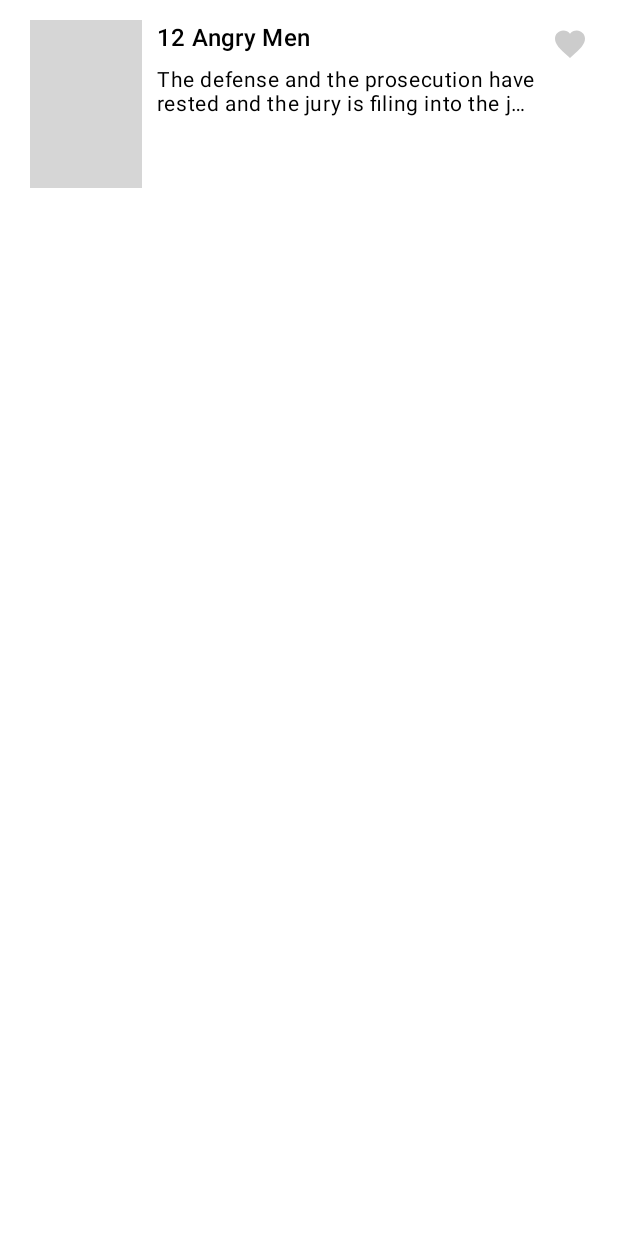
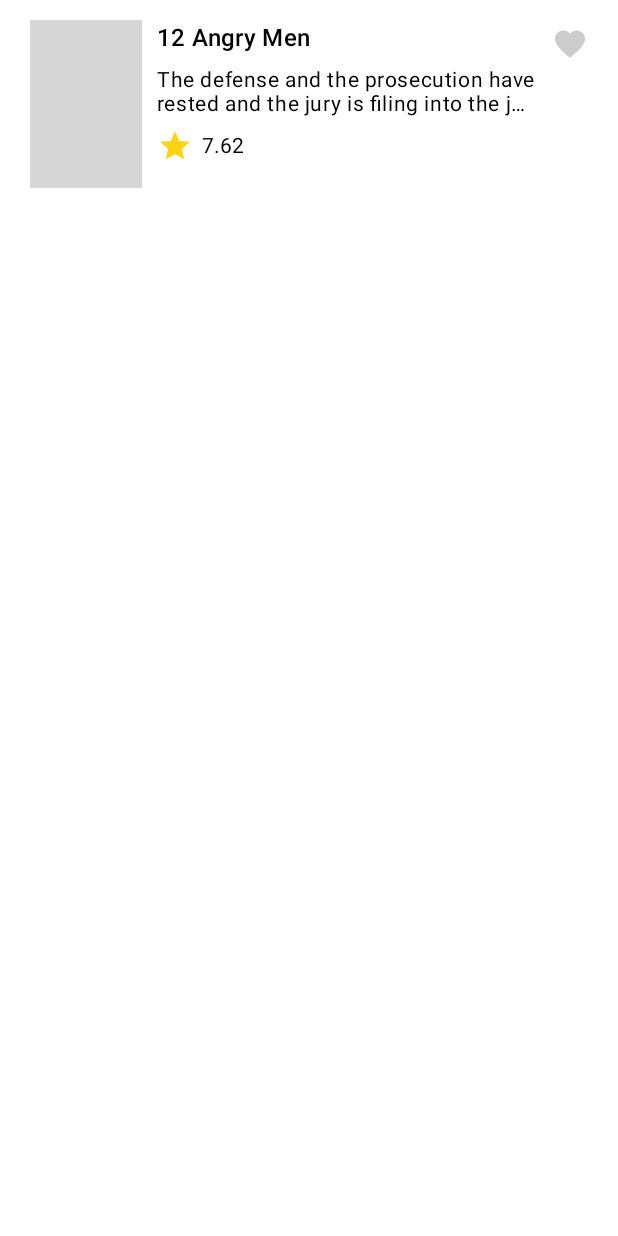
Before and after one commit to iordaniak/tmdb_movies, an Android app built with Jetpack Compose: the @Preview function MovieItemPreview, on a phone screen of 412 x 824 dp. Run offline under Robolectric (Android 15) with nearby library versions, the phone set to English and light mode, and no system bars; pictures from the network do not load; grey boxes are pictures that could not be loaded.

Commit message:
Add movie rating to MovieItem Composable

```diff
--- a/app/src/main/java/com/example/tmdbmovies/ui/composable/MoviesListComposables.kt
+++ b/app/src/main/java/com/example/tmdbmovies/ui/composable/MoviesListComposables.kt
@@ -17,6 +17,7 @@ import androidx.compose.foundation.lazy.items
 import androidx.compose.foundation.shape.RoundedCornerShape
 import androidx.compose.material.icons.Icons
 import androidx.compose.material.icons.filled.Favorite
+import androidx.compose.material.icons.filled.Star
 import androidx.compose.material3.Icon
 import androidx.compose.material3.IconToggleButton
 import androidx.compose.material3.MaterialTheme
@@ -36,6 +37,7 @@ import androidx.compose.ui.unit.dp
 import androidx.compose.ui.unit.sp
 import coil.compose.AsyncImage
 import com.example.tmdbmovies.ui.model.MovieModel
+import com.example.tmdbmovies.ui.theme.YellowStar
 
 @Composable
 fun MoviesList(
@@ -101,6 +103,19 @@ fun MovieItem(
 
             Spacer(modifier = Modifier.height(8.dp))
 
+            Row{
+                Icon(
+                    imageVector = Icons.Filled.Star,
+                    contentDescription = "Star",
+                    tint = YellowStar,
+                )
+                Text(
+                    text = movieModel.rating.toString(),
+                    modifier = Modifier
+                        .align(Alignment.CenterVertically)
+                        .padding(horizontal = 6.dp)
+                )
+            }
         }
         Column(
             modifier = Modifier
--- a/app/src/main/java/com/example/tmdbmovies/ui/theme/Color.kt
+++ b/app/src/main/java/com/example/tmdbmovies/ui/theme/Color.kt
@@ -9,3 +9,4 @@ val Pink80 = Color(0xFFEFB8C8)
 val Purple40 = Color(0xFF6650a4)
 val PurpleGrey40 = Color(0xFF625b71)
 val Pink40 = Color(0xFF7D5260)
+val YellowStar = Color(0xFFFCD414)
```
